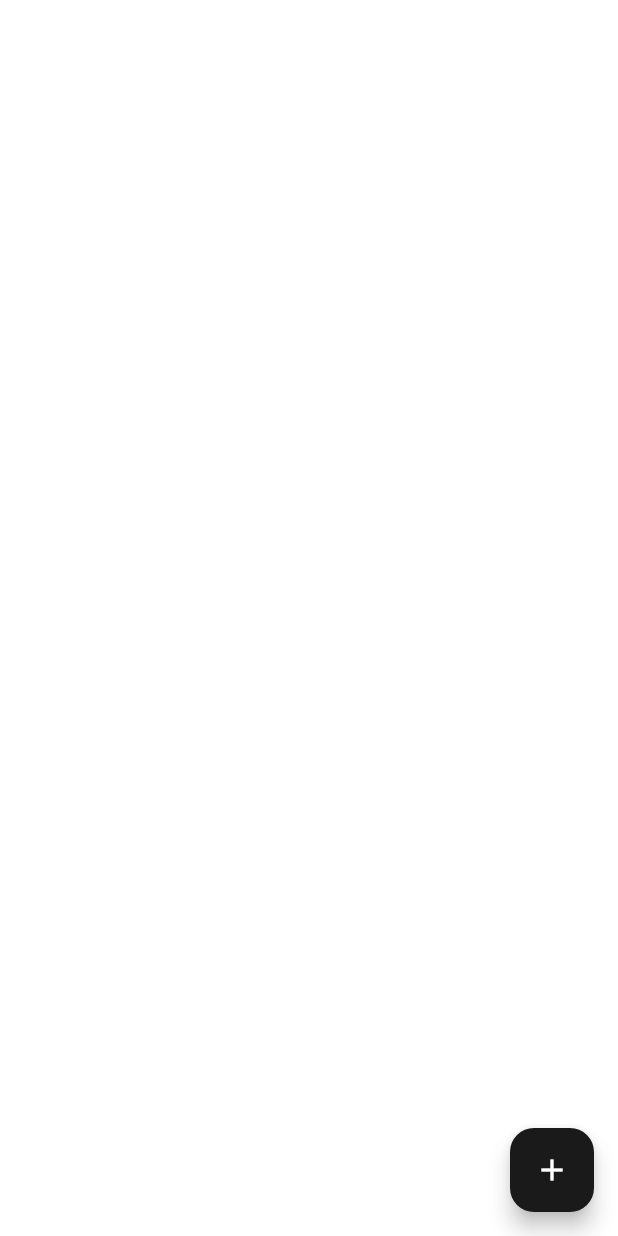
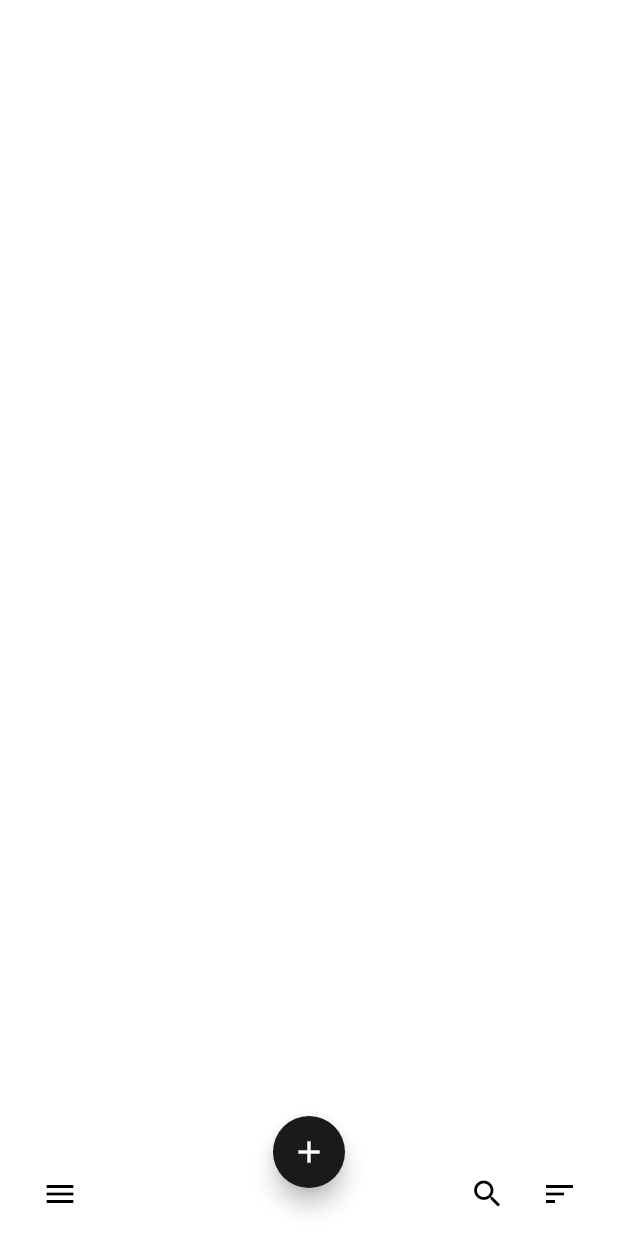
Before and after one commit to tienngc/ResplashApp, a Flutter app: the screen it shows after launch, on a phone screen of 412 x 824 dp. Run offline on Flutter 3.47's test engine with Material 3 defaults, Android fonts, the phone set to English and light mode, and no system bars; our stand-ins replace connectivity_plus, dio, flutter_dotenv, get_it.

Commit message:
small changed

```diff
--- a/lib/configs/theme/app_colors.dart
+++ b/lib/configs/theme/app_colors.dart
@@ -4,9 +4,7 @@ class AppColors {
   // Light Theme Colors
   static const lightThemeColors = {
     'primary': Color(0xFF1A1A1A),
-    'primaryVariant': Color(0xFF3700B3),
     'secondary': Color(0xFF1A1A1A),
-    'secondaryVariant': Color(0xFF018786),
     'background': Color(0xFFFFFFFF),
     'surface': Color(0xFFFFFFFF),
     'error': Color(0xFFB00020),
@@ -17,14 +15,13 @@ class AppColors {
     'onSurfaceSecondary': Color(0xFF9E9E9E),
     'onSurfaceDisabled': Color(0x99000000), // 60% opacity
     'immersiveSysUi': Color(0x33000000),
+    'bottomAppBarColor': Color(0xFFFFFFFF),
   };
 
   // Dark Theme Colors
   static const darkThemeColors = {
     'primary': Color(0xFFFFFFFF),
-    'primaryVariant': Color(0xFF4B01D0),
     'secondary': Color(0xFFFFFFFF),
-    'secondaryVariant': Color(0xFF018786),
     'background': Color(0xFF000000),
     'surface': Color(0xFF000000),
     'error': Color(0xFFCF6679),
@@ -35,5 +32,6 @@ class AppColors {
     'onSurfaceSecondary': Color(0xFFEEEEEE),
     'onSurfaceDisabled': Color(0x99FFFFFF), // 60% opacity
     'immersiveSysUi': Color(0x33000000),
+    'bottomAppBarColor': Color(0xFF1A1A1A),
   };
 }
--- a/lib/configs/theme/app_theme.dart
+++ b/lib/configs/theme/app_theme.dart
@@ -31,25 +31,12 @@ class AppTheme {
         elevation: 0,
       ),
       bottomAppBarTheme: BottomAppBarTheme(
-        color: colors['surface']!,
+        color: colors['bottomAppBarColor']!,
         elevation: 0,
       ),
       floatingActionButtonTheme: FloatingActionButtonThemeData(
         backgroundColor: colors['secondary']!,
         foregroundColor: colors['onSecondary']!,
-      ),
-      navigationBarTheme: NavigationBarThemeData(
-        backgroundColor: colors['surface']!,
-        indicatorColor: colors['primaryVariant']!.withValues(alpha: 0.12),
-        labelTextStyle: WidgetStateProperty.resolveWith(
-          (states) => TextStyle(
-            color: states.contains(WidgetState.selected)
-                ? colors['primary']!
-                : colors['onSurfaceSecondary']!,
-            fontSize: 12,
-            fontWeight: FontWeight.w500,
-          ),
-        ),
       ),
       tabBarTheme: TabBarTheme(
         labelColor: colors['primary']!,
@@ -92,25 +79,12 @@ class AppTheme {
         elevation: 0,
       ),
       bottomAppBarTheme: BottomAppBarTheme(
-        color: colors['surface']!,
+        color: colors['bottomAppBarColor']!,
         elevation: 0,
       ),
       floatingActionButtonTheme: FloatingActionButtonThemeData(
         backgroundColor: colors['secondary']!,
         foregroundColor: colors['onSecondary']!,
-      ),
-      navigationBarTheme: NavigationBarThemeData(
-        backgroundColor: colors['surface']!,
-        indicatorColor: colors['primaryVariant']!.withValues(alpha: 0.12),
-        labelTextStyle: WidgetStateProperty.resolveWith(
-          (states) => TextStyle(
-            color: states.contains(WidgetState.selected)
-                ? colors['primary']!
-                : colors['onSurfaceSecondary']!,
-            fontSize: 12,
-            fontWeight: FontWeight.w500,
-          ),
-        ),
       ),
       tabBarTheme: TabBarTheme(
         labelColor: colors['primary']!,
--- a/lib/main.dart
+++ b/lib/main.dart
@@ -1,4 +1,5 @@
 import 'package:flutter/material.dart';
+import 'package:flutter/services.dart';
 import 'package:flutter_dotenv/flutter_dotenv.dart';
 import 'configs/di/service_locator.dart';
 import 'configs/theme/app_theme.dart';
@@ -20,12 +21,42 @@
       theme: AppTheme.lightTheme(),
       darkTheme: AppTheme.darkTheme(),
       themeMode: ThemeMode.system,
+      debugShowCheckedModeBanner: false,
       home: Scaffold(
+        extendBodyBehindAppBar: true,
         body: Container(),
-        floatingActionButton: FloatingActionButton(
-          onPressed: () {},
-          child: Icon(Icons.add),
+        bottomNavigationBar: BottomAppBar(
+          notchMargin: 8,
+          shape: const CircularNotchedRectangle(),
+          padding: EdgeInsets.only(left: 16, right: 15),
+          height: 56,
+          child: Row(
+            mainAxisAlignment: MainAxisAlignment.spaceBetween,
+            children: [
+              Row(
+                children: [
+                  IconButton(onPressed: () {}, icon: Icon(Icons.menu_outlined)),
+                ],
+              ),
+              Row(
+                children: [
+                  IconButton(onPressed: () {}, icon: Icon(Icons.search)),
+                  IconButton(onPressed: () {}, icon: Icon(Icons.sort)),
+                ],
+              ),
+            ],
+          ),
         ),
+        floatingActionButton: SizedBox(
+          width: 48,
+          height: 48,
+          child: FloatingActionButton(
+            onPressed: () {},
+            shape: const CircleBorder(),
+            child: Icon(Icons.add),
+          ),
+        ),
+        floatingActionButtonLocation: FloatingActionButtonLocation.centerDocked,
       ),
     );
   }
```
Also changed, not shown: lib/navigation/route_paths.dart (renamed from lib/navigation/RoutePaths.dart), 9 other files.
